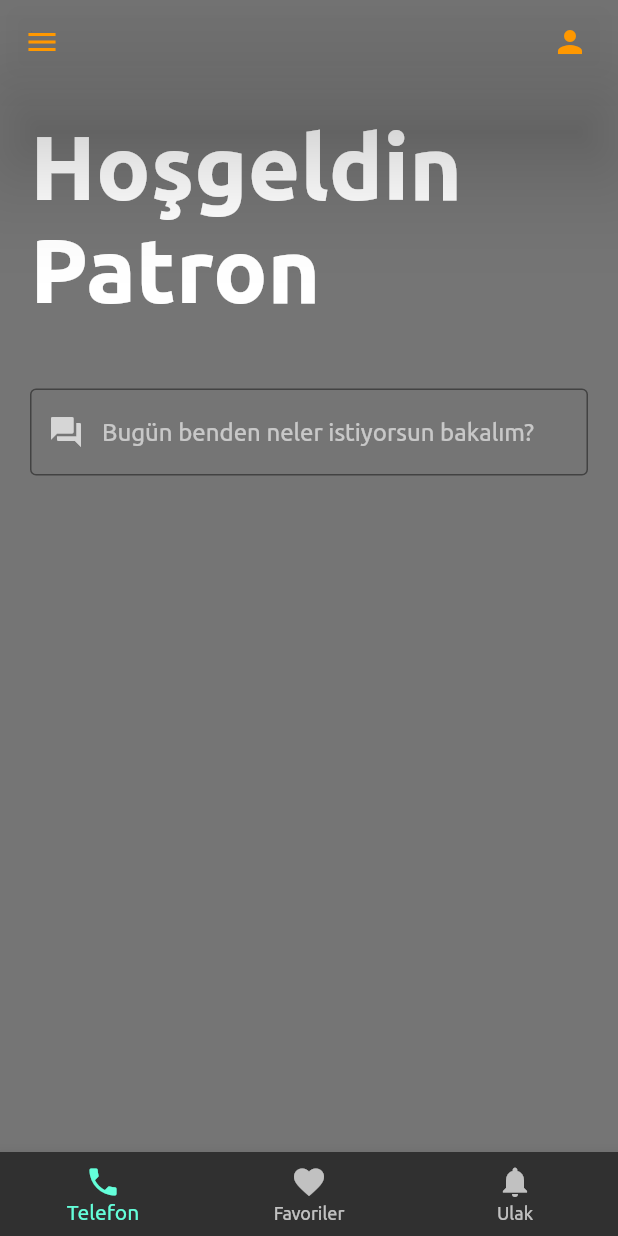
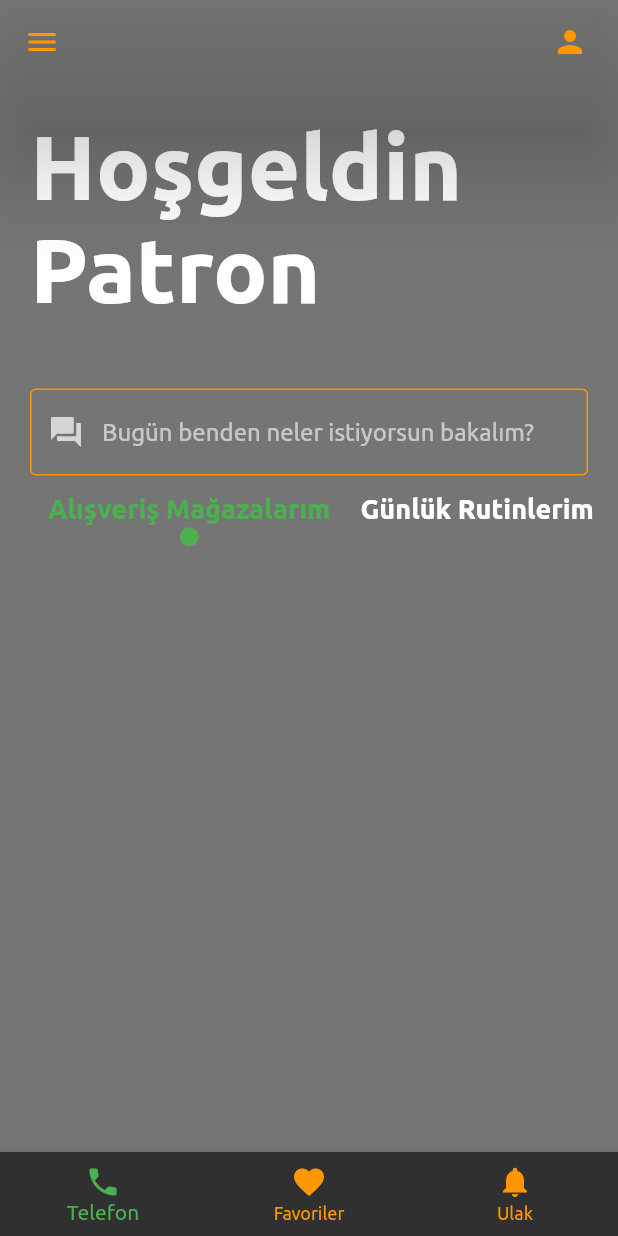
Before and after one commit to keyvanarasteh/MMt, a Flutter app: the screen it shows after launch, on a phone screen of 412 x 824 dp. Run offline on Flutter 3.47's test engine with Material 2 defaults, Android fonts, the phone set to English and light mode, and no system bars; project files that could hold a hidden picture were left out.

Commit message:
Home_Screen a kategoriler eklendi, kategori için widget oluşturuldu.

```diff
--- a/Workstation/Teststation/my_world/lib/screens/home_screen.dart
+++ b/Workstation/Teststation/my_world/lib/screens/home_screen.dart
@@ -1,6 +1,8 @@
 // ignore_for_file: prefer_const_constructors, prefer_const_literals_to_create_immutables
 
 import 'package:flutter/material.dart';
+
+import '../widgets/category_item.dart';
 
 class HomeScreen extends StatefulWidget {
   const HomeScreen({super.key});
@@ -50,6 +52,7 @@ class _HomeScreenState extends State<HomeScreen> {
           SizedBox(
             height: 25,
           ),
+
           //Arama Alanı
           Padding(
             padding: const EdgeInsets.symmetric(horizontal: 20.0),
@@ -58,28 +61,67 @@ class _HomeScreenState extends State<HomeScreen> {
                 prefixIcon: Icon(
                   Icons.question_answer,
                 ),
+                iconColor: Colors.orange,
                 hintText: "Bugün benden neler istiyorsun bakalım?",
                 focusedBorder: OutlineInputBorder(
                   borderSide: BorderSide(
-                    color: Colors.orange,
+                    color: Colors.green.shade700,
                   ),
                 ),
                 enabledBorder: OutlineInputBorder(
                   borderSide: BorderSide(
-                    color: Colors.grey.shade800,
+                    color: Colors.orange,
                   ),
                 ),
               ),
             ),
           ),
 
-          //Catogories
-
+          //Katagoriler
+          Container(
+            padding: EdgeInsets.all(12),
+            color: Colors.transparent,
+            width: double.infinity,
+            height: 60,
+            child: ListView(
+              scrollDirection: Axis.horizontal,
+              children: [
+                CategoryItem(
+                  catogoryTitle: "Alışveriş Mağazalarım",
+                  isSelected: true,
+                ),
+                CategoryItem(
+                  catogoryTitle: "Günlük Rutinlerim",
+                  isSelected: false,
+                ),
+                CategoryItem(
+                  catogoryTitle: "Takvim Planlamam",
+                  isSelected: false,
+                ),
+                CategoryItem(
+                  catogoryTitle: "Mesleki Ajandam",
+                  isSelected: false,
+                ),
+                CategoryItem(
+                  catogoryTitle: "Not Defterim",
+                  isSelected: false,
+                ),
+                CategoryItem(
+                  catogoryTitle: "Sosyal Medyam",
+                  isSelected: false,
+                ),
+              ],
+            ),
+          )
           //Product
         ],
       ),
+
       //Alt Bar Ekledim.
-      bottomNavigationBar: BottomNavigationBar(items: [
+      bottomNavigationBar: BottomNavigationBar(
+          unselectedItemColor: Colors.orange,
+          selectedItemColor: Colors.green,
+          items: [
             BottomNavigationBarItem(
               icon: Icon(Icons.phone),
               label: "Telefon",
--- /dev/null
+++ b/Workstation/Teststation/my_world/lib/widgets/category_item.dart
@@ -0,0 +1,41 @@
+// ignore_for_file: prefer_const_constructors
+
+import 'package:flutter/material.dart';
+
+class CategoryItem extends StatelessWidget {
+  final String catogoryTitle;
+  final bool isSelected;
+
+  const CategoryItem({
+    Key? key,
+    required this.catogoryTitle,
+    this.isSelected = false,
+  }) : super(key: key);
+
+  @override
+  Widget build(BuildContext context) {
+    return Padding(
+      padding: const EdgeInsets.only(left: 20.0),
+      child: Column(
+        children: [
+          Text(
+            catogoryTitle,
+            style: TextStyle(
+              fontSize: 18,
+              fontWeight: FontWeight.bold,
+              //isSelected ? 1 : 0,
+              color: isSelected ? Colors.green : Colors.white,
+            ),
+          ),
+          isSelected
+              ? Icon(
+                  Icons.circle,
+                  size: 15,
+                  color: Colors.green,
+                )
+              : SizedBox(),
+        ],
+      ),
+    );
+  }
+}
```
Lines whose indentation alone changed are shown as unchanged.
